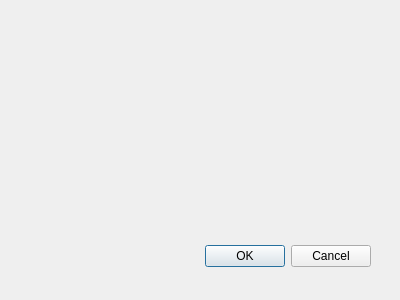
Above: dialogmoduleinfo.ui from jingjunlai/QtProj before the change. Below: the same form after it.
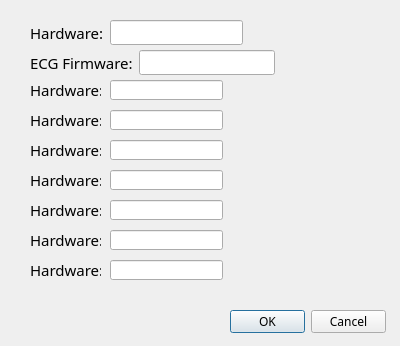
That is the form after the change.

```diff
--- a/dialogmoduleinfo.ui
+++ b/dialogmoduleinfo.ui
@@ -9,19 +9,24 @@
     <x>0</x>
     <y>0</y>
     <width>400</width>
-    <height>300</height>
+    <height>346</height>
    </rect>
   </property>
+  <property name="font">
+   <font>
+    <family>微软雅黑</family>
+   </font>
+  </property>
   <property name="windowTitle">
    <string>Dialog</string>
   </property>
   <widget name="buttonBox" class="QDialogButtonBox">
    <property name="geometry">
     <rect>
-     <x>30</x>
-     <y>240</y>
-     <width>341</width>
-     <height>32</height>
+     <x>230</x>
+     <y>310</y>
+     <width>156</width>
+     <height>23</height>
     </rect>
    </property>
    <property name="orientation">
@@ -31,6 +36,256 @@
     <set>QDialogButtonBox::Cancel|QDialogButtonBox::Ok</set>
    </property>
   </widget>
+  <widget class="QLabel" name="label_3">
+   <property name="geometry">
+    <rect>
+     <x>30</x>
+     <y>80</y>
+     <width>71</width>
+     <height>20</height>
+    </rect>
+   </property>
+   <property name="font">
+    <font>
+     <pointsize>11</pointsize>
+    </font>
+   </property>
+   <property name="text">
+    <string>Hardware:</string>
+   </property>
+  </widget>
+  <widget class="QLineEdit" name="lineEdit_3">
+   <property name="geometry">
+    <rect>
+     <x>110</x>
+     <y>80</y>
+     <width>113</width>
+     <height>20</height>
+    </rect>
+   </property>
+  </widget>
+  <widget class="QLabel" name="label_4">
+   <property name="geometry">
+    <rect>
+     <x>30</x>
+     <y>110</y>
+     <width>71</width>
+     <height>20</height>
+    </rect>
+   </property>
+   <property name="font">
+    <font>
+     <pointsize>11</pointsize>
+    </font>
+   </property>
+   <property name="text">
+    <string>Hardware:</string>
+   </property>
+  </widget>
+  <widget class="QLineEdit" name="lineEdit_4">
+   <property name="geometry">
+    <rect>
+     <x>110</x>
+     <y>110</y>
+     <width>113</width>
+     <height>20</height>
+    </rect>
+   </property>
+  </widget>
+  <widget class="QLabel" name="label_5">
+   <property name="geometry">
+    <rect>
+     <x>30</x>
+     <y>140</y>
+     <width>71</width>
+     <height>20</height>
+    </rect>
+   </property>
+   <property name="font">
+    <font>
+     <pointsize>11</pointsize>
+    </font>
+   </property>
+   <property name="text">
+    <string>Hardware:</string>
+   </property>
+  </widget>
+  <widget class="QLineEdit" name="lineEdit_5">
+   <property name="geometry">
+    <rect>
+     <x>110</x>
+     <y>140</y>
+     <width>113</width>
+     <height>20</height>
+    </rect>
+   </property>
+  </widget>
+  <widget class="QLabel" name="label_6">
+   <property name="geometry">
+    <rect>
+     <x>30</x>
+     <y>170</y>
+     <width>71</width>
+     <height>20</height>
+    </rect>
+   </property>
+   <property name="font">
+    <font>
+     <pointsize>11</pointsize>
+    </font>
+   </property>
+   <property name="text">
+    <string>Hardware:</string>
+   </property>
+  </widget>
+  <widget class="QLineEdit" name="lineEdit_6">
+   <property name="geometry">
+    <rect>
+     <x>110</x>
+     <y>170</y>
+     <width>113</width>
+     <height>20</height>
+    </rect>
+   </property>
+  </widget>
+  <widget class="QLabel" name="label_7">
+   <property name="geometry">
+    <rect>
+     <x>30</x>
+     <y>200</y>
+     <width>71</width>
+     <height>20</height>
+    </rect>
+   </property>
+   <property name="font">
+    <font>
+     <pointsize>11</pointsize>
+    </font>
+   </property>
+   <property name="text">
+    <string>Hardware:</string>
+   </property>
+  </widget>
+  <widget class="QLineEdit" name="lineEdit_7">
+   <property name="geometry">
+    <rect>
+     <x>110</x>
+     <y>200</y>
+     <width>113</width>
+     <height>20</height>
+    </rect>
+   </property>
+  </widget>
+  <widget class="QLabel" name="label_8">
+   <property name="geometry">
+    <rect>
+     <x>30</x>
+     <y>230</y>
+     <width>71</width>
+     <height>20</height>
+    </rect>
+   </property>
+   <property name="font">
+    <font>
+     <pointsize>11</pointsize>
+    </font>
+   </property>
+   <property name="text">
+    <string>Hardware:</string>
+   </property>
+  </widget>
+  <widget class="QLineEdit" name="lineEdit_8">
+   <property name="geometry">
+    <rect>
+     <x>110</x>
+     <y>230</y>
+     <width>113</width>
+     <height>20</height>
+    </rect>
+   </property>
+  </widget>
+  <widget class="QLabel" name="label_9">
+   <property name="geometry">
+    <rect>
+     <x>30</x>
+     <y>260</y>
+     <width>71</width>
+     <height>20</height>
+    </rect>
+   </property>
+   <property name="font">
+    <font>
+     <pointsize>11</pointsize>
+    </font>
+   </property>
+   <property name="text">
+    <string>Hardware:</string>
+   </property>
+  </widget>
+  <widget class="QLineEdit" name="lineEdit_9">
+   <property name="geometry">
+    <rect>
+     <x>110</x>
+     <y>260</y>
+     <width>113</width>
+     <height>20</height>
+    </rect>
+   </property>
+  </widget>
+  <widget class="QWidget" name="">
+   <property name="geometry">
+    <rect>
+     <x>30</x>
+     <y>20</y>
+     <width>213</width>
+     <height>25</height>
+    </rect>
+   </property>
+   <layout class="QHBoxLayout" name="horizontalLayout">
+    <item>
+     <widget class="QLabel" name="label">
+      <property name="font">
+       <font>
+        <pointsize>11</pointsize>
+       </font>
+      </property>
+      <property name="text">
+       <string>Hardware:</string>
+      </property>
+     </widget>
+    </item>
+    <item>
+     <widget class="QLineEdit" name="lineEdit"/>
+    </item>
+   </layout>
+  </widget>
+  <widget class="QWidget" name="">
+   <property name="geometry">
+    <rect>
+     <x>30</x>
+     <y>50</y>
+     <width>245</width>
+     <height>25</height>
+    </rect>
+   </property>
+   <layout class="QHBoxLayout" name="horizontalLayout_2">
+    <item>
+     <widget class="QLabel" name="label_2">
+      <property name="font">
+       <font>
+        <pointsize>11</pointsize>
+       </font>
+      </property>
+      <property name="text">
+       <string>ECG Firmware:</string>
+      </property>
+     </widget>
+    </item>
+    <item>
+     <widget class="QLineEdit" name="lineEdit_2"/>
+    </item>
+   </layout>
+  </widget>
  </widget>
  <pixmapfunction/>
  <resources/>
```
Left out of the diff: 9 changed lines with no effect on the pictures.
